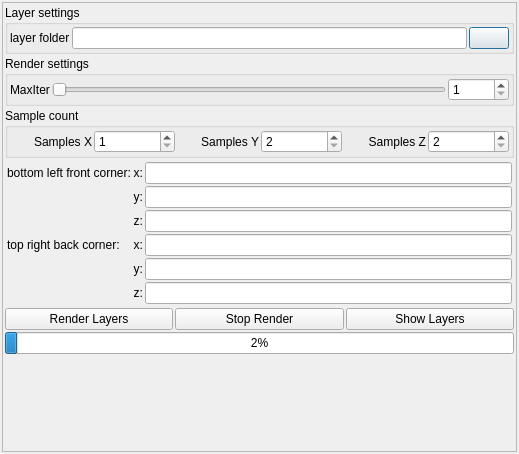
buddhi1980/mandelbulber2, file mandelbulber2/qt/voxel_export_dialog.ui: the form before one commit.
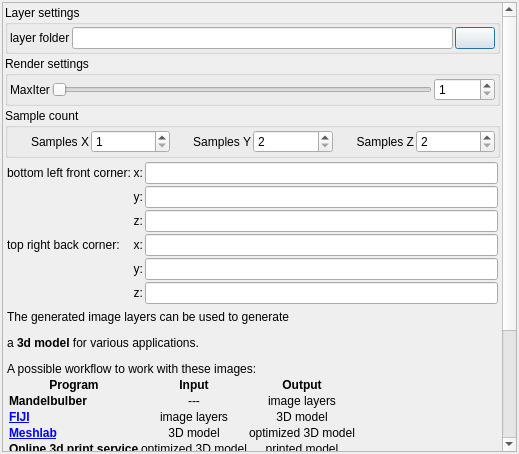
The form after the commit. Icons and pictures are not drawn. Custom widgets are drawn as their Qt base class.

```diff
--- a/mandelbulber2/qt/voxel_export_dialog.ui
+++ b/mandelbulber2/qt/voxel_export_dialog.ui
@@ -43,8 +43,8 @@
        <rect>
         <x>0</x>
         <y>0</y>
-        <width>513</width>
-        <height>448</height>
+        <width>497</width>
+        <height>687</height>
        </rect>
       </property>
       <layout class="QVBoxLayout" name="verticalLayout_2">
@@ -477,6 +477,40 @@
          </layout>
         </widget>
        </item>
+       <item>
+        <widget class="MyGroupBox" name="groupCheck_voxel_show_information" native="true">
+         <property name="title" stdset="0">
+          <string>Show Voxel Information</string>
+         </property>
+         <property name="checkable" stdset="0">
+          <bool>true</bool>
+         </property>
+         <layout class="QVBoxLayout" name="verticalLayout_voxel_show_information">
+          <property name="spacing">
+           <number>2</number>
+          </property>
+          <property name="leftMargin">
+           <number>2</number>
+          </property>
+          <property name="topMargin">
+           <number>2</number>
+          </property>
+          <property name="rightMargin">
+           <number>2</number>
+          </property>
+          <property name="bottomMargin">
+           <number>2</number>
+          </property>
+          <item>
+           <widget class="QLabel" name="label_voxel_information">
+            <property name="text">
+             <string>&lt;html&gt;&lt;head/&gt;&lt;body&gt;&lt;p&gt;The generated image layers can be used to generate &lt;/p&gt;&lt;p&gt;a &lt;span style=&quot; font-weight:600;&quot;&gt;3d model&lt;/span&gt; for various applications.&lt;/p&gt;&lt;p&gt;A possible workflow to work with these images:&lt;/p&gt;&lt;table border=&quot;0&quot; style=&quot; margin-top:0px; margin-bottom:0px; margin-left:0px; margin-right:0px;&quot; cellspacing=&quot;2&quot; cellpadding=&quot;0&quot;&gt;&lt;tr&gt;&lt;td&gt;&lt;p align=&quot;center&quot;&gt;&lt;span style=&quot; font-weight:600;&quot;&gt;Program&lt;/span&gt;&lt;/p&gt;&lt;/td&gt;&lt;td&gt;&lt;p align=&quot;center&quot;&gt;&lt;span style=&quot; font-weight:600;&quot;&gt;Input&lt;/span&gt;&lt;/p&gt;&lt;/td&gt;&lt;td&gt;&lt;p align=&quot;center&quot;&gt;&lt;span style=&quot; font-weight:600;&quot;&gt;Output&lt;/span&gt;&lt;/p&gt;&lt;/td&gt;&lt;/tr&gt;&lt;tr&gt;&lt;td&gt;&lt;p&gt;&lt;span style=&quot; font-weight:600;&quot;&gt;Mandelbulber&lt;/span&gt;&lt;/p&gt;&lt;/td&gt;&lt;td&gt;&lt;p align=&quot;center&quot;&gt;---&lt;/p&gt;&lt;/td&gt;&lt;td&gt;&lt;p align=&quot;center&quot;&gt;image layers&lt;/p&gt;&lt;/td&gt;&lt;/tr&gt;&lt;tr&gt;&lt;td&gt;&lt;p&gt;&lt;a href=&quot;http://fiji.sc/&quot;&gt;&lt;span style=&quot; font-weight:600; text-decoration: underline; color:#0000ff;&quot;&gt;FIJI&lt;/span&gt;&lt;/a&gt;&lt;/p&gt;&lt;/td&gt;&lt;td&gt;&lt;p align=&quot;center&quot;&gt;image layers&lt;/p&gt;&lt;/td&gt;&lt;td&gt;&lt;p align=&quot;center&quot;&gt;3D model&lt;/p&gt;&lt;/td&gt;&lt;/tr&gt;&lt;tr&gt;&lt;td&gt;&lt;p&gt;&lt;a href=&quot;http://meshlab.sourceforge.net/&quot;&gt;&lt;span style=&quot; font-weight:600; text-decoration: underline; color:#0000ff;&quot;&gt;Meshlab&lt;/span&gt;&lt;/a&gt;&lt;/p&gt;&lt;/td&gt;&lt;td&gt;&lt;p align=&quot;center&quot;&gt;3D model&lt;/p&gt;&lt;/td&gt;&lt;td&gt;&lt;p align=&quot;center&quot;&gt;optimized 3D model&lt;/p&gt;&lt;/td&gt;&lt;/tr&gt;&lt;tr&gt;&lt;td&gt;&lt;p&gt;&lt;span style=&quot; font-weight:600;&quot;&gt;Online 3d print service&lt;/span&gt;&lt;/p&gt;&lt;/td&gt;&lt;td&gt;&lt;p align=&quot;center&quot;&gt;optimized 3D model&lt;/p&gt;&lt;/td&gt;&lt;td&gt;&lt;p align=&quot;center&quot;&gt;printed model&lt;/p&gt;&lt;/td&gt;&lt;/tr&gt;&lt;/table&gt;&lt;p&gt;Here are some good articles on this topic:&lt;/p&gt;&lt;p&gt;&lt;a href=&quot;http://henri-hebeisen.com/tag/mandelbulb&quot;&gt;&lt;span style=&quot; text-decoration: underline; color:#0000ff;&quot;&gt;http://henri-hebeisen.com/tag/mandelbulb&lt;/span&gt;&lt;/a&gt;&lt;/p&gt;&lt;p&gt;&lt;a href=&quot;http://www.instructables.com/id/Create-a-3D-printed-3D-fractal/&quot;&gt;&lt;span style=&quot; text-decoration: underline; color:#0000ff;&quot;&gt;http://www.instructables.com/id/Create-a-3D-printed-3D-fractal/&lt;/span&gt;&lt;/a&gt;&lt;/p&gt;&lt;/body&gt;&lt;/html&gt;</string>
+            </property>
+           </widget>
+          </item>
+         </layout>
+        </widget>
+       </item>
        <item>
         <layout class="QHBoxLayout" name="horizontalLayout">
          <item>
```
